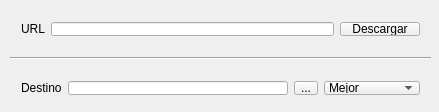
Old version of the form mainwindow.ui in the repository GearFox98/downTube.
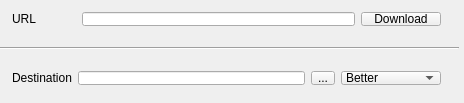
New version of the form.

Patch:
```diff
--- a/mainwindow.ui
+++ b/mainwindow.ui
@@ -6,8 +6,8 @@
    <rect>
     <x>0</x>
     <y>0</y>
-    <width>439</width>
-    <height>112</height>
+    <width>464</width>
+    <height>103</height>
    </rect>
   </property>
   <property name="sizePolicy">
@@ -23,9 +23,9 @@
    <widget class="Line" name="line">
     <property name="geometry">
      <rect>
-      <x>10</x>
-      <y>50</y>
-      <width>421</width>
+      <x>0</x>
+      <y>40</y>
+      <width>459</width>
       <height>16</height>
      </rect>
     </property>
@@ -36,9 +36,9 @@
    <widget class="QWidget" name="layoutWidget">
     <property name="geometry">
      <rect>
-      <x>10</x>
-      <y>11</y>
-      <width>421</width>
+      <x>1</x>
+      <y>1</y>
+      <width>451</width>
       <height>36</height>
      </rect>
     </property>
@@ -50,6 +50,22 @@
        </property>
       </widget>
      </item>
+     <item>
+      <spacer name="horizontalSpacer">
+       <property name="orientation">
+        <enum>Qt::Horizontal</enum>
+       </property>
+       <property name="sizeType">
+        <enum>QSizePolicy::Fixed</enum>
+       </property>
+       <property name="sizeHint" stdset="0">
+        <size>
+         <width>40</width>
+         <height>20</height>
+        </size>
+       </property>
+      </spacer>
+     </item>
      <item>
       <widget class="QLineEdit" name="urlBox">
        <property name="text">
@@ -60,7 +76,7 @@
      <item>
       <widget class="QPushButton" name="downloadButton">
        <property name="text">
-        <string>Descargar</string>
+        <string>Download</string>
        </property>
       </widget>
      </item>
@@ -69,9 +85,9 @@
    <widget class="QWidget" name="layoutWidget">
     <property name="geometry">
      <rect>
-      <x>10</x>
-      <y>70</y>
-      <width>421</width>
+      <x>1</x>
+      <y>60</y>
+      <width>451</width>
       <height>36</height>
      </rect>
     </property>
@@ -79,7 +95,7 @@
      <item>
       <widget class="QLabel" name="destinationLabel">
        <property name="text">
-        <string>Destino</string>
+        <string>Destination</string>
        </property>
       </widget>
      </item>
@@ -100,36 +116,36 @@
      <item>
       <widget class="QComboBox" name="formatBox">
        <property name="currentText">
-        <string notr="true">Mejor</string>
+        <string notr="true">Better</string>
        </property>
        <item>
         <property name="text">
-         <string>Mejor</string>
+         <string>Better</string>
         </property>
        </item>
        <item>
         <property name="text">
-         <string>Peor</string>
+         <string>Worse</string>
         </property>
        </item>
        <item>
         <property name="text">
-         <string>Mejor Video</string>
+         <string>Better Video</string>
         </property>
        </item>
        <item>
         <property name="text">
-         <string>Peor Video</string>
+         <string>Worse Video</string>
         </property>
        </item>
        <item>
         <property name="text">
-         <string>Mejor Audio</string>
+         <string>Best Audio</string>
         </property>
        </item>
        <item>
         <property name="text">
-         <string>Peor Audio</string>
+         <string>Worse Audio</string>
         </property>
        </item>
       </widget>
```
